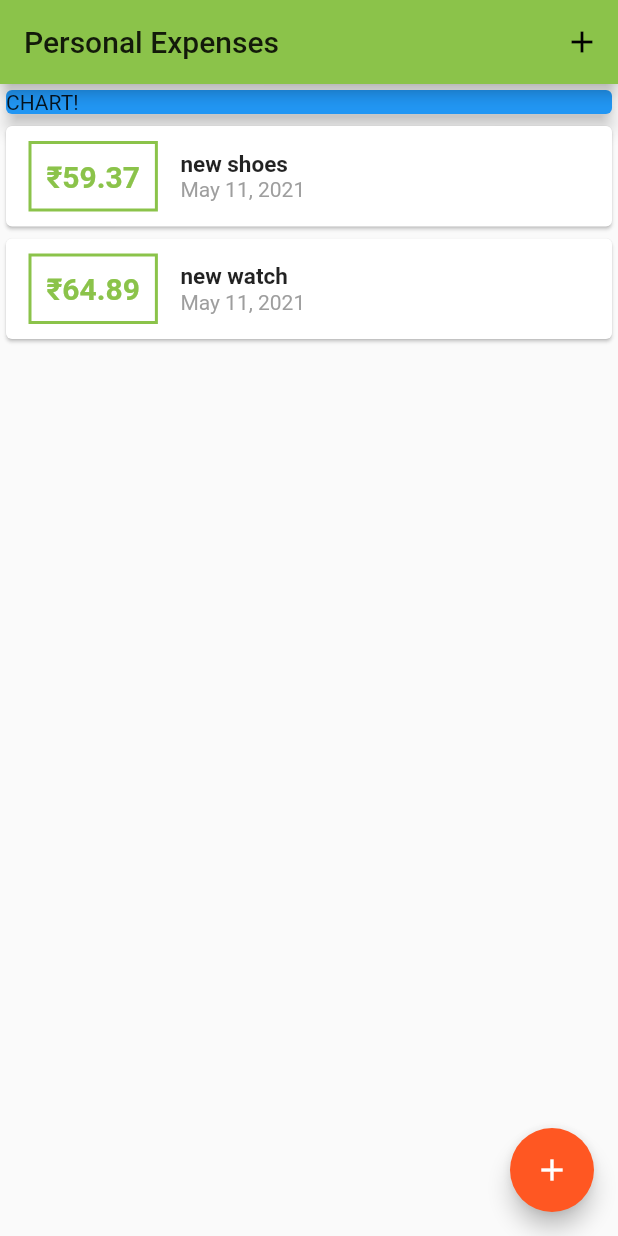
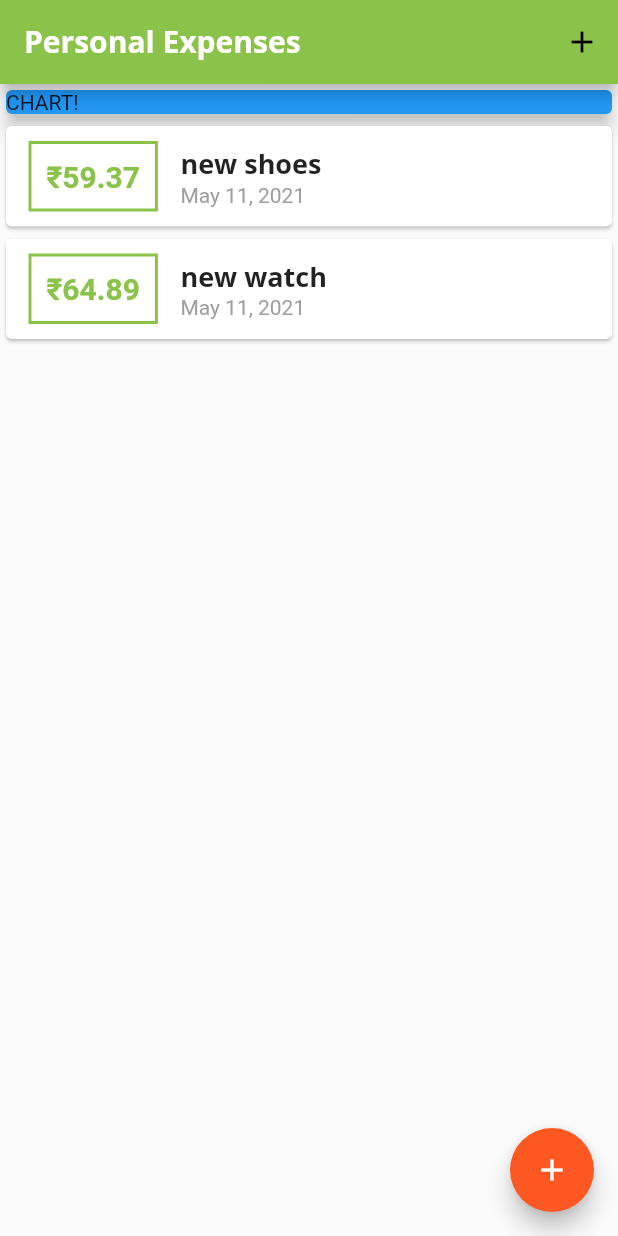
Before and after one commit to HemantSrivastava01/Expense-Manager, a Flutter app: the screen it shows after launch, on a phone screen of 412 x 824 dp. Run offline on Flutter 3.47's test engine with Material 2 defaults, Android fonts, the light colour scheme and no system bars.

Commit message:
adding custom fonts

```diff
--- a/lib/main.dart
+++ b/lib/main.dart
@@ -11,9 +11,25 @@
     return MaterialApp(
       title: 'Personal Expenses',
       theme: ThemeData(
-        primarySwatch: Colors.lightGreen,
-        accentColor: Colors.deepOrange,
-      ),
+          primarySwatch: Colors.lightGreen,
+          accentColor: Colors.deepOrange,
+          fontFamily: 'Quicksand',
+          textTheme: ThemeData.light().textTheme.copyWith(
+                title: TextStyle(
+                  fontFamily: 'OpenSans',
+                  fontWeight: FontWeight.bold,
+                  fontSize: 18,
+                ),
+              ),
+          appBarTheme: AppBarTheme(
+            textTheme: ThemeData.light().textTheme.copyWith(
+                  title: TextStyle(
+                    fontFamily: 'OpenSans',
+                    fontWeight: FontWeight.bold,
+                    fontSize: 20,
+                  ),
+                ),
+          )),
       home: MyHomePage(),
     );
   }
--- a/lib/widgets/txn_list.dart
+++ b/lib/widgets/txn_list.dart
@@ -40,10 +40,7 @@
                   children: <Widget>[
                     Text(
                       transactions[index].title,
-                      style: TextStyle(
-                        fontSize: 15,
-                        fontWeight: FontWeight.bold,
-                      ),
+                      style: Theme.of(context).textTheme.title,
                     ),
                     Text(
                       DateFormat.yMMMd().format(transactions[index].date),
```
Also changed, not shown: pubspec.yaml (+11 -11 lines), assets/fonts/OpenSans-Bold.ttf (added), assets/fonts/OpenSans-Regular.ttf (added), assets/fonts/Quicksand-Bold.ttf (added), assets/fonts/Quicksand-Light.ttf (added), assets/fonts/Quicksand-Medium.ttf (added), assets/fonts/Quicksand-Regular.ttf (added).
